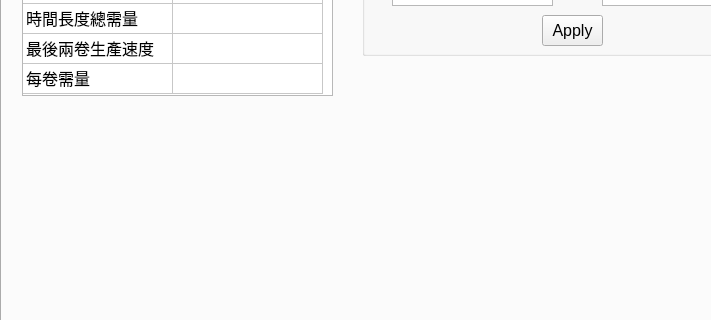
Qt form ui.ui (JoesphChou/InterfaceForDispatch) before a commit; both pictures show x 0 to 711 and y 379 to 699 of the 846 by 857 pixel window.
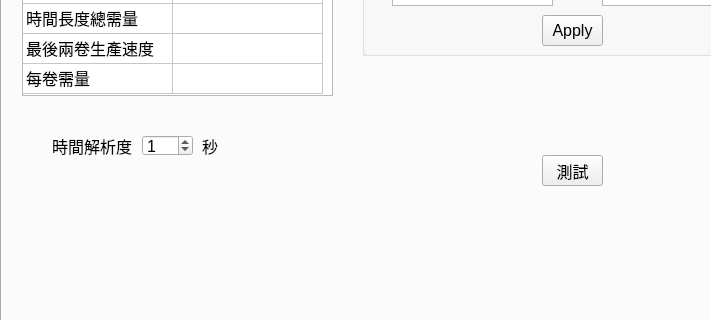
The same form after that commit. The open tabs and pages were chosen to show the change.

Commit message: (1)歷史資料的時間挑選元件(date_edit3、checkBox_2、水平scrollbar)、和相關函式的功能依懶性拆分，降低維護上的困擾 (2) 新增透過QThread 可同步調閱PI 資料的功能，但還沒完成

What changed in the file:
```diff
--- a/ui.ui
+++ b/ui.ui
@@ -3983,6 +3983,64 @@
        </property>
       </widget>
      </widget>
+     <widget class="QPushButton" name="pushButton_7">
+      <property name="geometry">
+       <rect>
+        <x>540</x>
+        <y>480</y>
+        <width>61</width>
+        <height>31</height>
+       </rect>
+      </property>
+      <property name="text">
+       <string>測試</string>
+      </property>
+     </widget>
+     <widget class="QSpinBox" name="spinBox_6">
+      <property name="geometry">
+       <rect>
+        <x>140</x>
+        <y>460</y>
+        <width>51</width>
+        <height>21</height>
+       </rect>
+      </property>
+      <property name="singleStep">
+       <number>1</number>
+      </property>
+      <property name="stepType">
+       <enum>QAbstractSpinBox::DefaultStepType</enum>
+      </property>
+      <property name="value">
+       <number>1</number>
+      </property>
+     </widget>
+     <widget class="QLabel" name="label_40">
+      <property name="geometry">
+       <rect>
+        <x>50</x>
+        <y>460</y>
+        <width>81</width>
+        <height>21</height>
+       </rect>
+      </property>
+      <property name="text">
+       <string>時間解析度</string>
+      </property>
+     </widget>
+     <widget class="QLabel" name="label_41">
+      <property name="geometry">
+       <rect>
+        <x>200</x>
+        <y>460</y>
+        <width>31</width>
+        <height>21</height>
+       </rect>
+      </property>
+      <property name="text">
+       <string>秒</string>
+      </property>
+     </widget>
     </widget>
    </widget>
   </widget>
```
Left out of the diff: 4 changed lines with no effect on the pictures. The commit also changes 4 other files.
